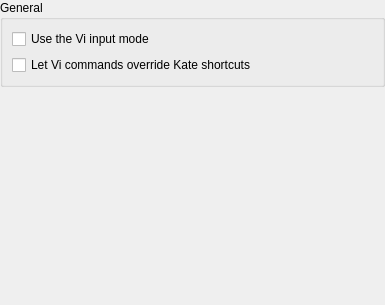
This is part/dialogs/viinputmodeconfigwidget.ui in KDE/kate as Qt 5 draws it before an edit. The edited form follows.
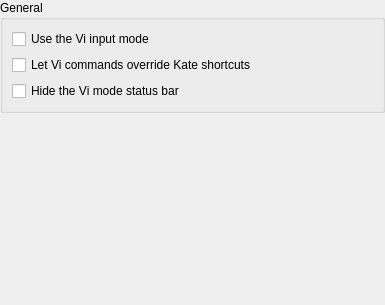
This is the edited form.

Commit message: make it possible to disable the extra status line used for the vi input mode

What changed in the file:
```diff
--- a/part/dialogs/viinputmodeconfigwidget.ui
+++ b/part/dialogs/viinputmodeconfigwidget.ui
@@ -52,6 +52,18 @@
         </property>
        </widget>
       </item>
+      <item>
+       <widget class="QCheckBox" name="chkViStatusBarHide" >
+        <property name="whatsThis" >
+         <string>By default, an extra status bar will be used when the Vi input mode is enabled. This status bar shows commands while they are being typed and messages/errors produced by Vi commands.
+
+Checking this options will hide this extra status line.</string>
+        </property>
+        <property name="text" >
+         <string>Hide the Vi mode status bar</string>
+        </property>
+       </widget>
+      </item>
      </layout>
     </widget>
    </item>
```
Left out of the diff: 6 changed lines with no effect on the pictures. The commit also changes 6 other files.
